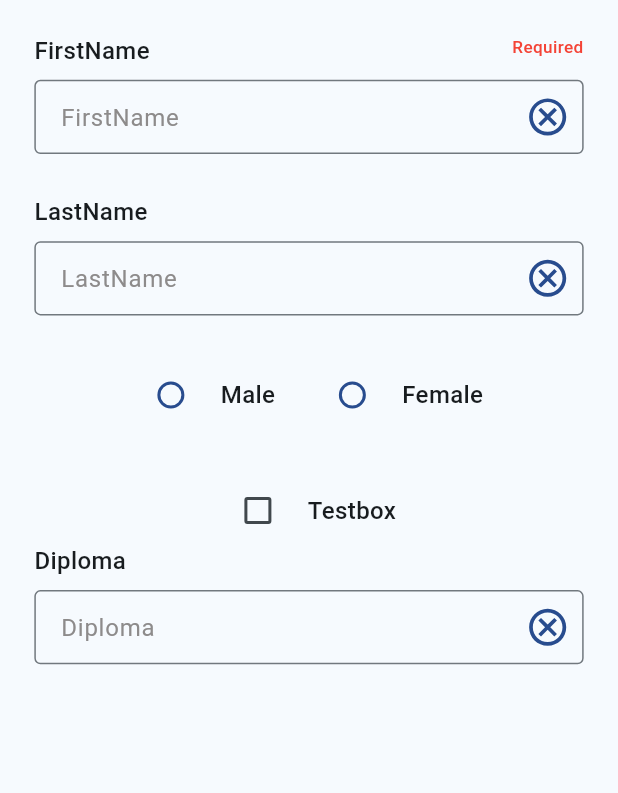
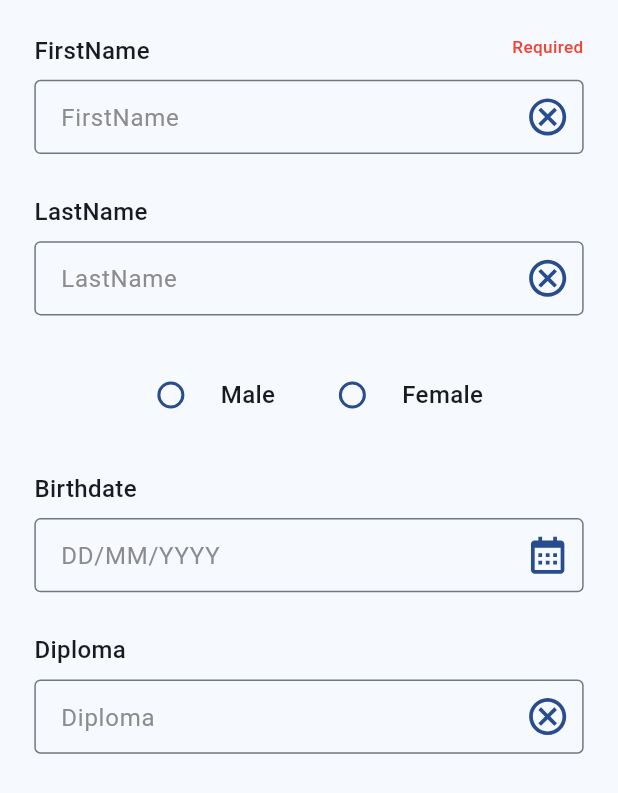
Before and after one commit to khiari-youssef/SesaLife_Flutter, a Flutter app: the EnrollmentStep2Page widget shown alone on an empty page, opened directly, on a phone screen of 412 x 824 dp. Shown: the top 793 px of the screen. Run offline on Flutter 3.47's test engine with Material 3 defaults, Android fonts, the phone set to English and light mode, and no system bars; our stand-ins replace auto_route, cached_network_image, flutter_bloc, flutter_screenutil, flutter_svg, freezed_annotation and 7 more; missing offline and left inert: dart:ffi, intl_utils; accounts and stored records are empty.

Commit message:
feat(designsystem): added custom date text field

```diff
--- a/features/users_management_feature/lib/ui/enrollment/EnrollmentStep2Page.dart
+++ b/features/users_management_feature/lib/ui/enrollment/EnrollmentStep2Page.dart
@@ -1,4 +1,3 @@
-import 'package:core/exports.dart';
 import 'package:shared_dependencies/shared_dependencies.dart';
 
 class EnrollmentStep2PageState extends State<EnrollmentStep2Page> {
@@ -67,7 +66,9 @@ class EnrollmentStep2PageState extends State<EnrollmentStep2Page> {
                     ],
                   ),
                   SizedBox(height: 24.h),
-                  SesameCheckbox(onChecked: (onChecked) {}, label: "Testbox"),
+                  SesameCustomTextDateField(
+                      label: "Birthdate", onChange: (String value) {}),
+                  SizedBox(height: 24.h),
                   SesameCustomTextField(
                       keyboardType: TextInputType.datetime,
                       controller: diplomaController,
--- /dev/null
+++ b/infrastructure/designsystem/lib/components/input/SesameCustomDateTextField.dart
@@ -0,0 +1,55 @@
+import 'package:designsystem/components/images/CustomClickableIcon.dart';
+import 'package:designsystem/designsystem_exports.dart';
+import 'package:flutter/cupertino.dart';
+import 'package:intl/intl.dart';
+
+class SesameCustomTextDateField extends StatelessWidget {
+  final ValueChanged<String> onChange;
+  final String label;
+  final DateFormat? format;
+  final String? placeHolder;
+  final bool isRequired;
+  final bool isEnabled;
+  final String? errorMessage;
+
+  const SesameCustomTextDateField({
+    super.key,
+    required this.onChange,
+    required this.label,
+    this.placeHolder = "DD/MM/YYYY",
+    this.isRequired = false,
+    this.errorMessage,
+    this.isEnabled = true,
+    this.format,
+  });
+
+  @override
+  Widget build(BuildContext context) {
+    final TextEditingController controller = TextEditingController();
+    return SesameCustomTextField(
+        keyboardType: TextInputType.datetime,
+        errorMessage: errorMessage,
+        isEnabled: isEnabled,
+        isRequired: isRequired,
+        onChange: onChange,
+        placeHolder: placeHolder,
+        controller: controller,
+        rightIcon: TextFieldIcon("ic_calendar_unselected.svg", () async {
+          Future<DateTime?> futureResult = showDatePicker(
+              context: context,
+              firstDate: DateTime(1960, 1, 1),
+              lastDate: DateTime(2026, 1, 1));
+          DateTime? selectedDate = await futureResult
+              .catchError((error, stackTrace) {
+                return null;
+              })
+              .asStream()
+              .first;
+          if (selectedDate != null) {
+            controller.text =
+                (format ?? DateFormat("dd/MM/yyyy")).format(selectedDate);
+          }
+        }),
+        label: label);
+  }
+}
--- a/infrastructure/designsystem/lib/designsystem_exports.dart
+++ b/infrastructure/designsystem/lib/designsystem_exports.dart
@@ -6,6 +6,7 @@ export 'package:designsystem/components/buttons/SesameCustomButton.dart';
 export 'package:designsystem/components/datetime/SesameDatePicker.dart';
 export 'package:designsystem/components/images/SesameLogo.dart';
 export 'package:designsystem/components/input/SesamePasswordTextField.dart';
+export 'components/input/SesameCustomDateTextField.dart';
 export 'package:designsystem/components/popups/InfoDialogPopup.dart';
 export 'package:designsystem/components/popups/QuestionDialogPopup.dart';
 export 'package:designsystem/components/scaffolds/SesameBottomNavigationBar.dart';
--- a/infrastructure/designsystem/pubspec.yaml
+++ b/infrastructure/designsystem/pubspec.yaml
@@ -17,6 +17,7 @@ dependencies:
   flutter_screenutil: 5.9.0
   lottie: ^3.1.0
   cached_network_image: ^3.3.1
+  intl: any
   localizations:
     path: ../localizations
 
```
Also changed, not shown: infrastructure/core/lib/core_domain/utilities.dart (+4 -4 lines).
